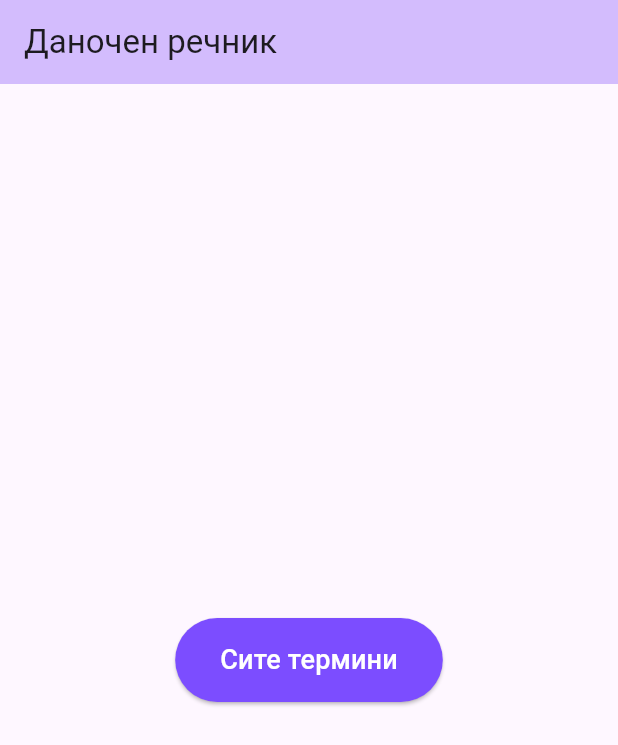
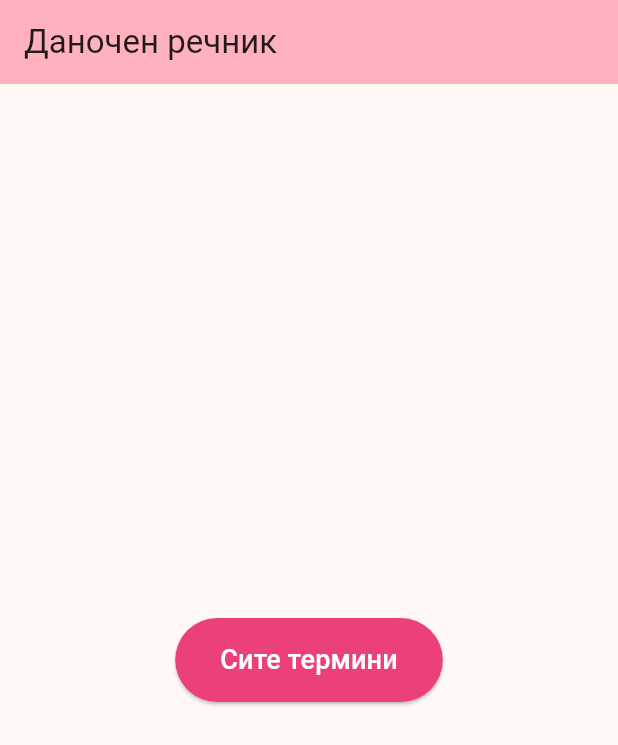
Before and after one commit to magdalenapetrushevska/tax_dictionary_mk, a Flutter app: the screen it shows after launch, on a phone screen of 412 x 824 dp. Shown: the top 745 px of the screen. Run offline on Flutter 3.47's test engine with Material 2 defaults, Android fonts, the light colour scheme and no system bars.

Commit message:
format code

```diff
--- a/lib/main.dart
+++ b/lib/main.dart
@@ -14,7 +14,7 @@ class MyApp extends StatelessWidget {
     return MaterialApp(
       title: 'Даночен речник',
       theme: ThemeData(
-        colorScheme: ColorScheme.fromSeed(seedColor: Colors.deepPurple),
+        colorScheme: ColorScheme.fromSeed(seedColor: Colors.pink),
         useMaterial3: true,
       ),
       home: const MyHomePage(title: 'Даночен речник'),
@@ -33,7 +33,6 @@ class MyHomePage extends StatefulWidget {
 }
 
 class _MyHomePageState extends State<MyHomePage> {
-
   @override
   Widget build(BuildContext context) {
     return Scaffold(
@@ -41,25 +40,23 @@ class _MyHomePageState extends State<MyHomePage> {
         backgroundColor: Theme.of(context).colorScheme.inversePrimary,
         title: Text(widget.title),
       ),
-      body:Center(
+      body: Center(
         child: ElevatedButton(
           onPressed: () {
             Navigator.push(
                 context,
                 MaterialPageRoute(
-                                        builder: (context) =>
-                                            const AllWordsScreen()));
+                    builder: (context) => const AllWordsScreen()));
           },
           style: ElevatedButton.styleFrom(
-                                padding: const EdgeInsets.symmetric(
-                                    horizontal: 30.0, vertical: 15.0),
-                                primary: Colors.deepPurpleAccent,
+            padding:
+                const EdgeInsets.symmetric(horizontal: 30.0, vertical: 15.0),
+            primary: Colors.pink[400],
             shape: const StadiumBorder(),
           ),
           child: const Text(
             "Сите термини",
-                                style: TextStyle(
-                                    color: Colors.white, fontSize: 18),
+            style: TextStyle(color: Colors.white, fontSize: 18),
           ),
         ),
       ),
--- a/lib/screens/list_all.dart
+++ b/lib/screens/list_all.dart
@@ -15,22 +15,18 @@ class AllWordsScreen extends StatefulWidget {
 class _AllWordsScreenState extends State<AllWordsScreen> {
   _AllWordsScreenState();
 
-
   late Future _completedActivities;
 
   Future<List<String>> extractData() async {
-
     // Getting the response from the targeted url
-	final response =
-		await http.Client().get(Uri.parse('http://www.ujp.gov.mk/mk/recnik/poimi'));
+    final response = await http.Client()
+        .get(Uri.parse('http://www.ujp.gov.mk/mk/recnik/poimi'));
 
     // Status Code 200 means response has been received successfully
     if (response.statusCode == 200) {
-
       // Getting the html document from the response
       var document = parser.parse(response.body);
       try {
-
         List<String> newCompltedActivities = [];
 
         var retreivedData = document.getElementsByClassName('tbrow').toList();
@@ -46,7 +42,6 @@ Future<List<String>> extractData() async {
       return ['', '', 'ERROR: ${response.statusCode}.'];
     }
   }
-
 
   @override
   void initState() {
@@ -76,7 +71,7 @@ Future<List<String>> extractData() async {
                       return <Widget>[
                         SliverAppBar(
                           title: const Text('Сите термини'),
-                          backgroundColor: Colors.pink[700],
+                          backgroundColor: Colors.pink[400],
                           floating: true,
                           expandedHeight: 70.0,
                           forceElevated: innerBoxIsScrolled,
```
Lines whose indentation alone changed are shown as unchanged.
